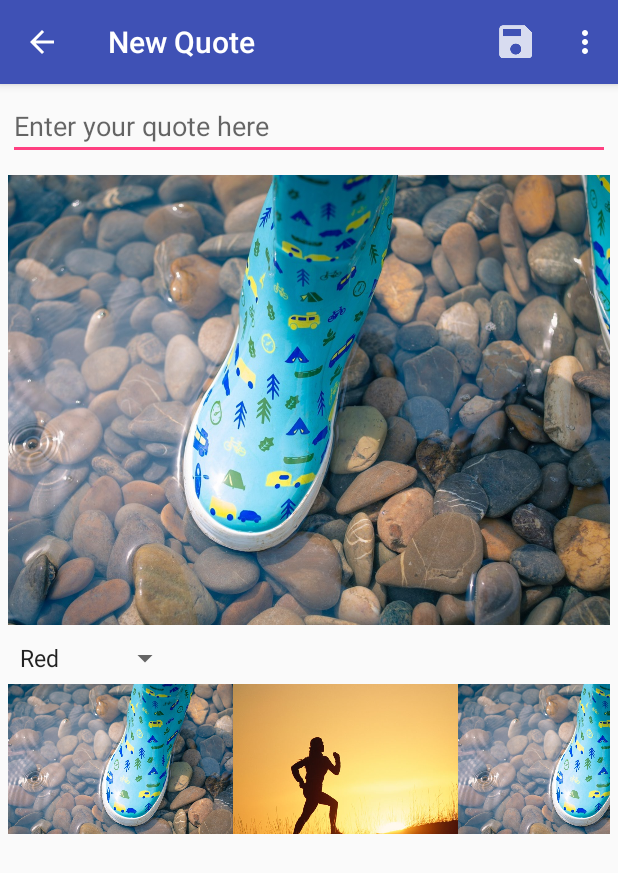
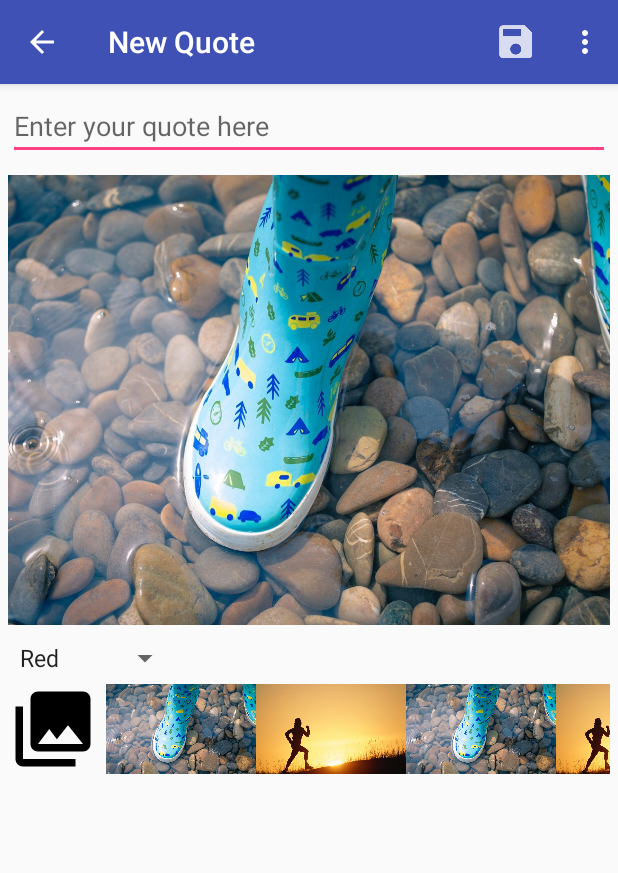
Before and after one commit to georgeben/Quote-Me, an Android app: the NewQuoteActivity screen opened directly, with no data from a screen before it, on a phone screen of 412 x 824 dp. Shown: the top 873 px of the screen. Run offline under Robolectric (Android 15) with nearby library versions, the phone set to English and light mode, and no system bars.

Commit message:
Added gallery picker icon to layout

```diff
--- /dev/null
+++ b/app/src/main/res/drawable/ic_photo_library_black_24dp.xml
@@ -0,0 +1,9 @@
+<vector xmlns:android="http://schemas.android.com/apk/res/android"
+        android:width="24dp"
+        android:height="24dp"
+        android:viewportWidth="24.0"
+        android:viewportHeight="24.0">
+    <path
+        android:fillColor="#FF000000"
+        android:pathData="M22,16L22,4c0,-1.1 -0.9,-2 -2,-2L8,2c-1.1,0 -2,0.9 -2,2v12c0,1.1 0.9,2 2,2h12c1.1,0 2,-0.9 2,-2zM11,12l2.03,2.71L16,11l4,5L8,16l3,-4zM2,6v14c0,1.1 0.9,2 2,2h14v-2L4,20L4,6L2,6z"/>
+</vector>
--- a/app/src/main/res/layout/activity_new_quote.xml
+++ b/app/src/main/res/layout/activity_new_quote.xml
@@ -53,12 +53,21 @@
         android:layout_below="@id/quoteLayout"
         android:layout_marginTop="10dp"></Spinner>
 
+    <ImageView
+        android:layout_width="60dp"
+        android:layout_height="60dp"
+        android:id="@+id/pickFromGallery"
+        android:src="@drawable/ic_photo_library_black_24dp"
+        android:layout_alignTop="@id/imagesRecyclerView"
+        android:layout_marginRight="5dp"/>
+
     <android.support.v7.widget.RecyclerView
         android:layout_width="match_parent"
-        android:layout_height="100dp"
+        android:layout_height="60dp"
         android:id="@+id/imagesRecyclerView"
         android:layout_below="@id/textColourSpinner"
-        android:layout_marginTop="5dp">
+        android:layout_marginTop="5dp"
+        android:layout_toRightOf="@id/pickFromGallery">
 
 
     </android.support.v7.widget.RecyclerView>
--- a/app/src/main/res/layout/background_item.xml
+++ b/app/src/main/res/layout/background_item.xml
@@ -1,11 +1,11 @@
 <?xml version="1.0" encoding="utf-8"?>
 <LinearLayout xmlns:android="http://schemas.android.com/apk/res/android"
-    android:layout_width="150dp"
+    android:layout_width="100dp"
     android:layout_height="wrap_content"
     android:orientation="vertical">
 
     <ImageView
-        android:layout_width="200dp"
+        android:layout_width="100dp"
         android:layout_height="wrap_content"
         android:id="@+id/backgroundImage"
         android:scaleType="centerCrop"/>
```
